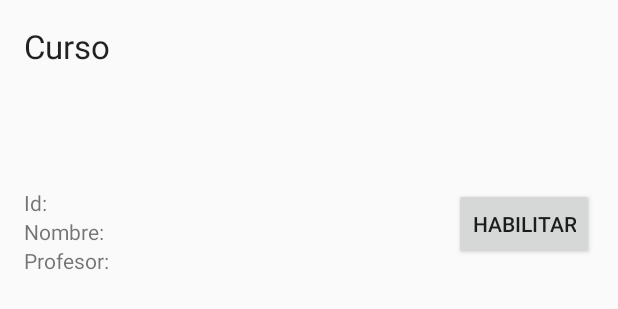
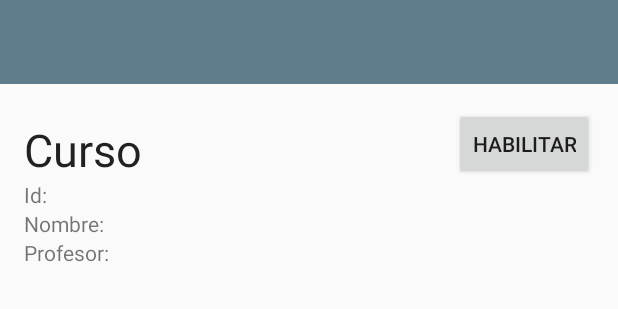
Before and after one commit to migueroncallo/Final_Movil, an Android app: the layout activity_entrar_curso.xml on its own in the app's theme, with its tools: preview values and no code run, on a phone screen of 412 x 824 dp. Shown: the top 309 px of the screen. Run offline under Robolectric (Android 15) with nearby library versions, the light colour scheme and no system bars.

Commit message:
Agregar toolbar

```diff
--- a/app/src/main/java/com/uninorte/migueroncallo/rotacion/Sign_up.java
+++ b/app/src/main/java/com/uninorte/migueroncallo/rotacion/Sign_up.java
@@ -168,7 +168,7 @@ public class Sign_up extends AppCompatActivity {
     @Override
     public boolean onCreateOptionsMenu(Menu menu) {
         // Inflate the menu; this adds items to the action bar if it is present.
-        getMenuInflater().inflate(R.menu.menu_sign_up, menu);
+        getMenuInflater().inflate(R.menu.menu_inicio, menu);
         return true;
     }
 
--- a/app/src/main/java/com/uninorte/migueroncallo/rotacion/perfil_estud.java
+++ b/app/src/main/java/com/uninorte/migueroncallo/rotacion/perfil_estud.java
@@ -56,7 +56,7 @@ public class perfil_estud extends AppCompatActivity {
 
         mToolbar = (Toolbar) findViewById(R.id.app_bar);
         setSupportActionBar(mToolbar);
-
+        getSupportActionBar().setLogo(R.mipmap.ic_launcher);
 
         sharedPreferences = getSharedPreferences(MyPREFERENCES, MODE_PRIVATE);
         curso = sharedPreferences.getString(CURSO, "");
--- a/app/src/main/res/layout/activity_entrar_curso.xml
+++ b/app/src/main/res/layout/activity_entrar_curso.xml
@@ -1,11 +1,28 @@
 <RelativeLayout xmlns:android="http://schemas.android.com/apk/res/android"
-    xmlns:tools="http://schemas.android.com/tools" android:layout_width="match_parent"
-    android:layout_height="match_parent" android:paddingLeft="@dimen/activity_horizontal_margin"
+    xmlns:tools="http://schemas.android.com/tools"
+    android:layout_width="match_parent"
+    android:layout_height="match_parent"
+    xmlns:app="http://schemas.android.com/apk/res-auto"
+
+    tools:context="com.uninorte.migueroncallo.rotacion.entrar_curso">
+
+    <android.support.v7.widget.Toolbar
+        android:id="@+id/app_bar"
+        android:layout_width="match_parent"
+        android:layout_height="wrap_content"
+        android:background="@color/colorPrimary"
+        android:minHeight="?attr/actionBarSize"
+        app:theme="@style/ThemeOverlay.AppCompat.Dark.ActionBar" />
+
+    <RelativeLayout
+        android:id="@+id/relativeboby"
+        android:paddingLeft="@dimen/activity_horizontal_margin"
         android:paddingRight="@dimen/activity_horizontal_margin"
         android:paddingTop="@dimen/activity_vertical_margin"
         android:paddingBottom="@dimen/activity_vertical_margin"
-    tools:context="com.uninorte.migueroncallo.rotacion.entrar_curso">
-
+        android:layout_width="match_parent"
+        android:layout_below="@+id/app_bar"
+        android:layout_height="match_parent">
 
         <TextView
             android:layout_width="wrap_content"
@@ -13,9 +30,10 @@
             android:textAppearance="?android:attr/textAppearanceLarge"
             android:text="Curso"
             android:id="@+id/textView18"
-        android:layout_alignParentTop="true"
+            android:layout_alignBottom="@+id/enableButtoncurso"
             android:layout_alignParentLeft="true"
-        android:layout_alignParentStart="true" />
+            android:layout_alignParentStart="true"
+            android:textSize="30sp" />
 
         <TextView
             android:layout_width="wrap_content"
@@ -24,8 +42,7 @@
             android:id="@+id/id_curso_home"
             android:layout_below="@+id/textView18"
             android:layout_alignParentLeft="true"
-        android:layout_alignParentStart="true"
-        android:layout_marginTop="80dp" />
+            android:layout_alignParentStart="true" />
 
         <TextView
             android:layout_width="wrap_content"
@@ -50,7 +67,7 @@
             android:layout_height="wrap_content"
             android:text="Habilitar"
             android:id="@+id/enableButtoncurso"
-        android:layout_alignTop="@+id/id_curso_home"
+            android:layout_alignParentTop="true"
             android:layout_alignParentRight="true"
             android:layout_alignParentEnd="true" />
 
@@ -65,3 +82,6 @@
         </android.support.v7.widget.RecyclerView>
 
     </RelativeLayout>
+
+
+</RelativeLayout>
--- a/app/src/main/res/menu/menu_main.xml
+++ /dev/null
@@ -1,6 +0,0 @@
-<menu xmlns:android="http://schemas.android.com/apk/res/android"
-    xmlns:app="http://schemas.android.com/apk/res-auto"
-    xmlns:tools="http://schemas.android.com/tools" tools:context=".MainActivity">
-    <item android:id="@+id/action_settings" android:title="@string/action_settings"
-        android:orderInCategory="100" app:showAsAction="never" />
-</menu>
```
Also changed, not shown: app/src/main/java/com/uninorte/migueroncallo/rotacion/entrar_curso.java (+7 -1 lines), app/src/main/res/menu/menu_crear_curso.xml (deleted, +0 -7 lines), app/src/main/res/menu/menu_entrar_curso.xml (deleted, +0 -7 lines), app/src/main/res/menu/menu_perfil_estud.xml (deleted, +0 -7 lines), app/src/main/res/menu/menu_sign_up.xml (deleted, +0 -7 lines), app/src/main/res/menu/menu_ver_cursos.xml (deleted, +0 -7 lines). Lines whose indentation alone changed are shown as unchanged.
